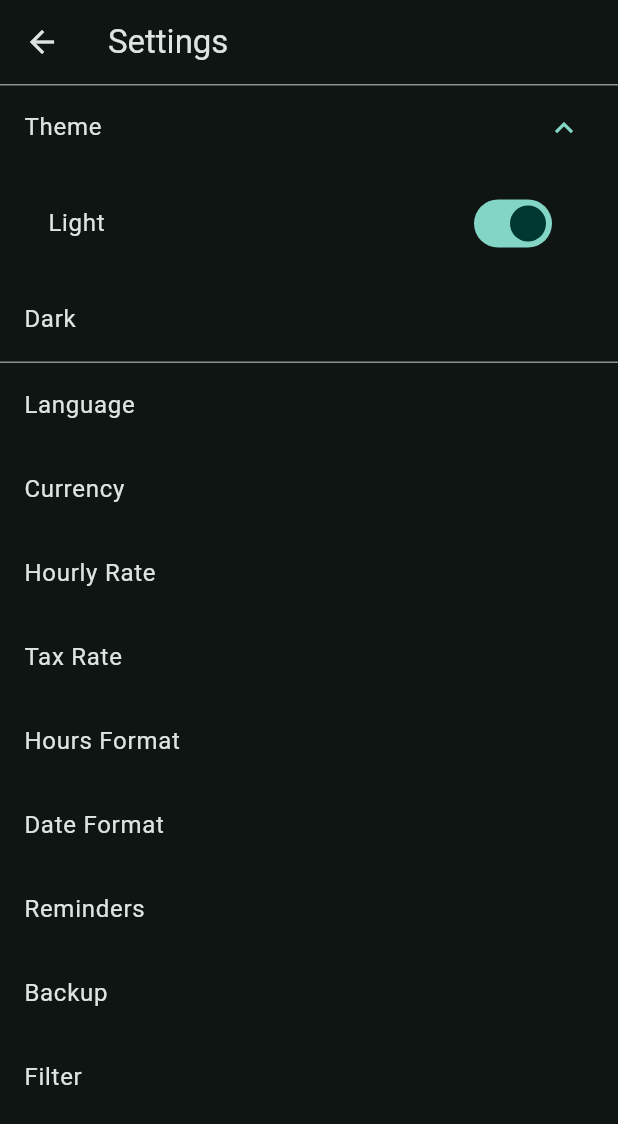
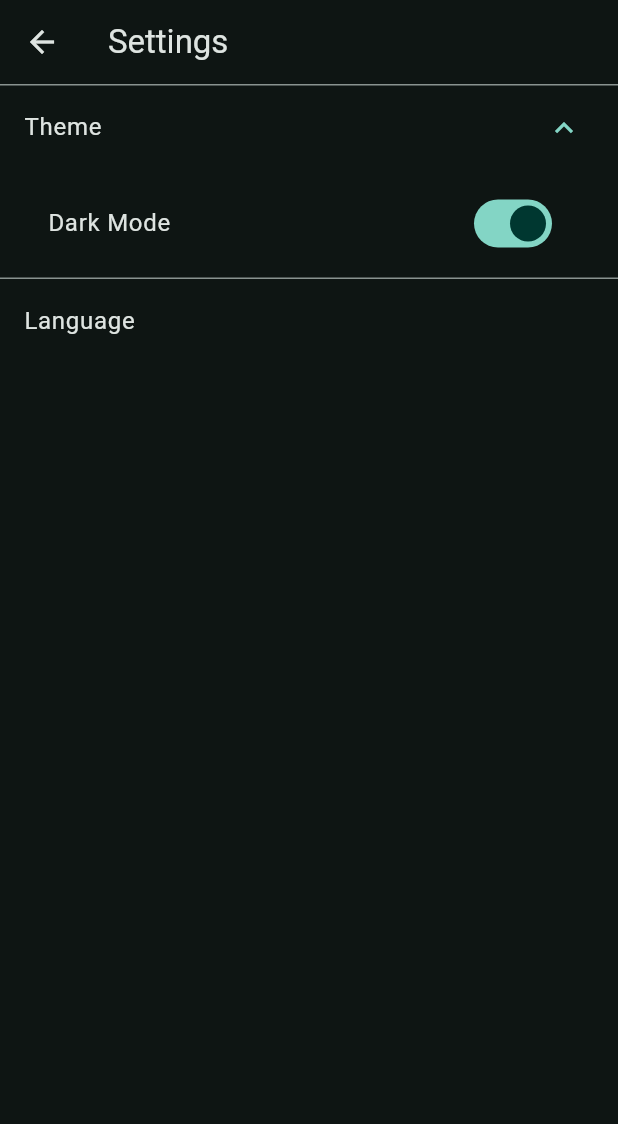
Before and after one commit to Amnesiac9/flutter_time_card_tracker, a Flutter app: the SettingsPage screen opened directly, after a tap on "Theme", on a phone screen of 412 x 824 dp. Shown: the top 1124 px of the screen. Run offline on Flutter 3.47's test engine with Material 3 defaults, Android fonts, the phone set to English and light mode, and no system bars; our stand-ins replace sqflite; accounts and stored records are empty.

Commit message:
Trying to get settings page to work.

```diff
--- a/lib/custom_widget_settings_tile.dart
+++ b/lib/custom_widget_settings_tile.dart
@@ -6,7 +6,7 @@ enum SettingType {
   dropdown,
 }
 
-class CustomSettingsTile extends StatefulWidget {
+class CustomSettingsTile extends StatelessWidget {
   final Widget title;
   final IconData? leadingIcon;
   final Widget? trailing;
@@ -35,21 +35,8 @@ class CustomSettingsTile extends StatefulWidget {
   });
 
   @override
-  _CustomSettingsTileState createState() => _CustomSettingsTileState();
-}
-
-class _CustomSettingsTileState extends State<CustomSettingsTile> {
-  late bool _toggleValue;
-
-  @override
-  void initState() {
-    super.initState();
-    _toggleValue = widget.toggleValue;
-  }
-
-  @override
   Widget build(BuildContext context) {
-    switch (widget.settingType) {
+    switch (settingType) {
       case SettingType.normal:
         return buildNormalTile();
       case SettingType.toggle:
@@ -61,29 +48,25 @@ class _CustomSettingsTileState extends State<CustomSettingsTile> {
 
   Widget buildNormalTile() {
     return Padding(
-      padding: widget.padding,
+      padding: padding,
       child: ListTile(
-        leading: widget.leadingIcon != null ? Icon(widget.leadingIcon) : null,
-        title: widget.title,
-        trailing: widget.trailing,
-        onTap: widget.onTap,
+        leading: leadingIcon != null ? Icon(leadingIcon) : null,
+        title: title,
+        trailing: trailing,
+        onTap: onTap,
       ),
     );
   }
 
   Widget buildToggleTile() {
     return Padding(
-      padding: widget.padding,
+      padding: padding,
       child: ListTile(
-        leading: widget.leadingIcon != null ? Icon(widget.leadingIcon) : null,
-        title: widget.title,
+        leading: leadingIcon != null ? Icon(leadingIcon) : null,
+        title: title,
         trailing: Switch(
-          value: _toggleValue,
-          onChanged: (newValue) {
-            setState(() {
-              _toggleValue = newValue;
-            });
-          },
+          value: toggleValue,
+          onChanged: onToggleChanged!,
         ),
       ),
     );
@@ -91,19 +74,19 @@ class _CustomSettingsTileState extends State<CustomSettingsTile> {
 
   Widget buildDropdownTile() {
     return Padding(
-      padding: widget.padding,
+      padding: padding,
       child: ListTile(
-        leading: widget.leadingIcon != null ? Icon(widget.leadingIcon) : null,
-        title: widget.title,
+        leading: leadingIcon != null ? Icon(leadingIcon) : null,
+        title: title,
         trailing: DropdownButton<String>(
-          value: widget.selectedDropdownOption,
-          items: widget.dropdownOptions!.map((String value) {
+          value: selectedDropdownOption,
+          items: dropdownOptions!.map((String value) {
             return DropdownMenuItem<String>(
               value: value,
               child: Text(value),
             );
           }).toList(),
-          onChanged: widget.onDropdownChanged,
+          onChanged: onDropdownChanged,
         ),
       ),
     );
--- a/lib/settings.dart
+++ /dev/null
@@ -1,55 +0,0 @@
-//     'CREATE TABLE Settings(id INTEGER PRIMARY KEY, theme TEXT, language TEXT, isDark INT, currency TEXT, hourlyRate REAL, taxRate REAL, hoursFormat TEXT, dateFormat TEXT, reminders INTEGER, reminderTime TEXT, lastBackup TEXT, dailyBackupTime TEXT, filter TEXT)');
-
-import 'package:time_card_tracker/database.dart';
-
-class UserSettings {
-  static String theme = 'default';
-  static String language = 'language';
-  static int isDark = 1;
-  static String currency = 'USD';
-  static double hourlyRate = 20.00;
-  static double taxRate = 10; // 10%
-  static String hoursFormat = '12 Hour';
-  static String dateFormat = 'yyyy-MM-dd hh:mma';
-  static int reminders = 1;
-  static String reminderTime = '17:00';
-  static String lastBackup = '';
-  static String dailyBackupTime = '00:00';
-  static String filter = 'PayPeriod';
-
-  // Function to get settings from the database
-  static Future<void> getSettingsFromDatabase(DatabaseHelper database) async {
-    // Call your function to retrieve settings from the database
-    // For example:
-    Map<String, dynamic> settings = await database.getSettings();
-
-    // Set the values retrieved from the database to the class fields
-    if (settings.isNotEmpty) {
-      theme = settings['theme'];
-      language = settings['language'];
-      isDark = settings['isDark'];
-      currency = settings['currency'];
-      hourlyRate = settings['hourlyRate'];
-      taxRate = settings['taxRate'];
-      hoursFormat = settings['hoursFormat'];
-      dateFormat = settings['dateFormat'];
-      reminders = settings['reminders'];
-      reminderTime = settings['reminderTime'];
-      lastBackup = settings['lastBackup'];
-      dailyBackupTime = settings['dailyBackupTime'];
-      filter = settings['filter'];
-    }
-  }
-
-  // Function to get the currency symbol
-  static String getCurrencySymbol() {
-    switch (currency) {
-      case 'EUR':
-        return '€';
-      case 'GBP':
-        return '£';
-      default:
-        return '\$';
-    }
-  }
-}
--- a/lib/settings_page.dart
+++ b/lib/settings_page.dart
@@ -1,12 +1,15 @@
 import 'package:flutter/material.dart';
+import 'package:provider/provider.dart';
 import 'package:time_card_tracker/custom_widget_settings_tile.dart';
-import 'package:time_card_tracker/settings.dart';
+import 'package:time_card_tracker/settings_change_notifier.dart';
 
 class SettingsPage extends StatelessWidget {
   const SettingsPage({super.key});
 
   @override
   Widget build(BuildContext context) {
+    return Consumer<UserSettings2>(builder: (context, userSettings, child) {
+      print('userSettings ${userSettings.isDark}');
       return Scaffold(
         appBar: AppBar(
           title: const Text('Settings'),
@@ -18,16 +21,17 @@ class SettingsPage extends StatelessWidget {
                 title: const Text('Theme'),
                 children: <Widget>[
                   CustomSettingsTile(
-                  title: const Text('Light'),
+                    title: const Text('Dark Mode'),
                     settingType: SettingType.toggle,
-                  toggleValue: UserSettings.isDark == 0 ? false : true,
+                    toggleValue: userSettings.isDark == 0 ? false : true,
+                    onToggleChanged: (value) => userSettings.toggleDarkMode(),
                   ),
-                ListTile(
-                  title: const Text('Dark'),
-                  onTap: () {
-                    // Navigate to dark theme settings
-                  },
-                ),
+                  // ListTile(
+                  //   title: const Text('Dark'),
+                  //   onTap: () {
+                  //     // Navigate to dark theme settings
+                  //   },
+                  //),
                 ],
               ),
               ListTile(
@@ -36,57 +40,10 @@ class SettingsPage extends StatelessWidget {
                   // Navigate to language settings
                 },
               ),
-            ListTile(
-              title: const Text('Currency'),
-              onTap: () {
-                // Navigate to currency settingss
-              },
-            ),
-            ListTile(
-              title: const Text('Hourly Rate'),
-              onTap: () {
-                // Navigate to hourly rate settings
-              },
-            ),
-            ListTile(
-              title: const Text('Tax Rate'),
-              onTap: () {
-                // Navigate to tax rate settings
-              },
-            ),
-            ListTile(
-              title: const Text('Hours Format'),
-              onTap: () {
-                // Navigate to hours format settings
-              },
-            ),
-            ListTile(
-              title: const Text('Date Format'),
-              onTap: () {
-                // Navigate to date format settings
-              },
-            ),
-            ListTile(
-              title: const Text('Reminders'),
-              onTap: () {
-                // Navigate to reminders settings
-              },
-            ),
-            ListTile(
-              title: const Text('Backup'),
-              onTap: () {
-                // Navigate to backup settings
-              },
-            ),
-            ListTile(
-              title: const Text('Filter'),
-              onTap: () {
-                // Navigate to filter settings
-              },
-            ),
             ],
           ),
         ),
       );
+    });
   }
 }
--- a/pubspec.yaml
+++ b/pubspec.yaml
@@ -38,6 +38,7 @@ dependencies:
   # The following adds the Cupertino Icons font to your application.
   # Use with the CupertinoIcons class for iOS style icons.
   cupertino_icons: ^1.0.6
+  provider: ^6.1.2
 
 dev_dependencies:
   flutter_test:
```
Also changed, not shown: lib/home_page.dart (+4 -3 lines), lib/main.dart (+58 -7 lines), lib/settings_change_notifier.dart (added, +155 -0 lines), lib/time_entry_widget.dart (+4 -3 lines), pubspec.lock. Lines whose indentation alone changed are shown as unchanged.
